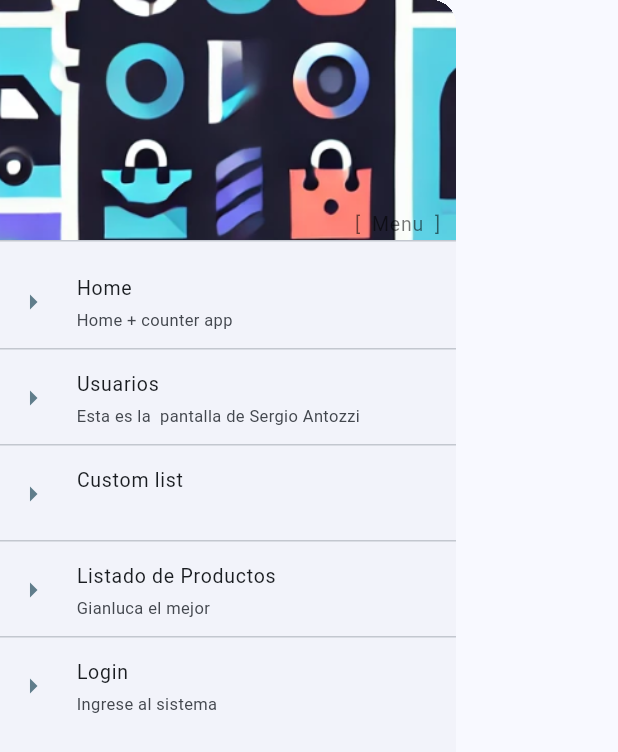
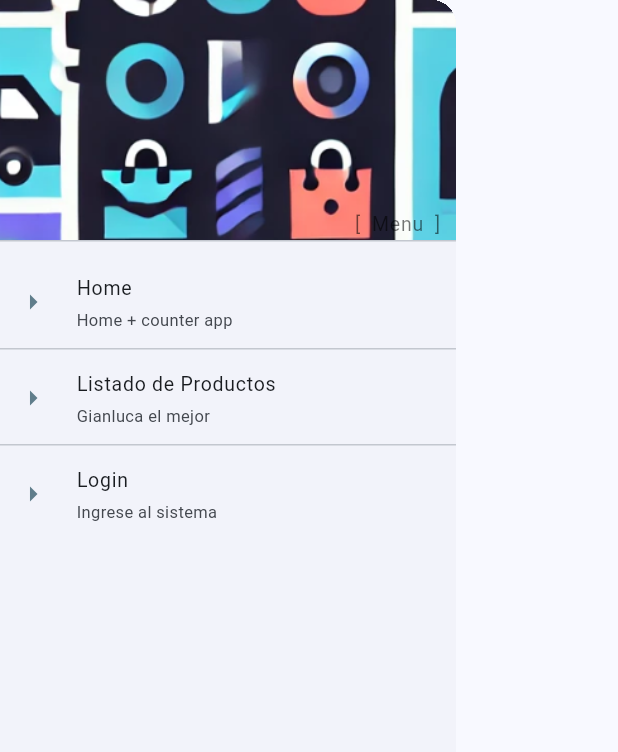
Before and after one commit to santozzi/lab4tp2, a Flutter app: the DrawerMenu widget shown alone on an empty page, opened directly, on a phone screen of 412 x 824 dp. Shown: the top 752 px of the screen. Run offline on Flutter 3.47's test engine with Material 3 defaults, Android fonts, the light colour scheme and no system bars; our stand-ins replace shared_preferences; accounts and stored records are empty; Roboto replaces fonts that are missing (FuzzyBubbles, RobotoMono).

Commit message:
aparece lista de usuario si el rol es admin

```diff
--- a/lib/infrastrucure/models/user_model.dart
+++ b/lib/infrastrucure/models/user_model.dart
@@ -36,7 +36,7 @@ class UserModel {
       username: json['login']['username'],
       password: json['login']['password'],
       name: '${json['name']['first']} ${json['name']['last']}',
-      role: 'customer',
+      role: json['login']['salt'],
       avatar: json['picture']['large'],
       gender: json['gender'],
       country: json['location']['country'],
--- a/lib/mocks/users.mock.dart
+++ b/lib/mocks/users.mock.dart
@@ -61,7 +61,7 @@ List<Map<String, dynamic>> users = [
       "uuid": "f24bb217-9ce0-4fe6-8bca-299964b94c4c",
       "username": "admin",
       "password": "admin",
-      "salt": "LKLypRKq",
+      "salt": "admin",
       "md5": "7112e58c2dfdad731b6d59905bc6d102",
       "sha1": "97f0d528beeb7d4ea2f317a29f8196314e24ab51",
       "sha256":
--- a/lib/presentation/widgets/drawer_menu.dart
+++ b/lib/presentation/widgets/drawer_menu.dart
@@ -12,12 +12,12 @@ class DrawerMenu extends StatelessWidget {
     final UsersProvider userProvider = context.watch<UsersProvider>();
     final List<Map<String, String>> menuItems = <Map<String, String>>[
       {'route': 'home', 'title': 'Home', 'subtitle': 'Home + counter app'},
-      {
-        'route': 'users',
-        'title': 'Usuarios',
-        'subtitle': 'Esta es la  pantalla de Sergio Antozzi'
-      },
-      {'route': 'custom_list', 'title': 'Custom list', 'subtitle': ''},
+      if (userProvider.loged && userProvider.user.role == 'admin')
+        {
+          'route': 'users',
+          'title': 'Usuarios',
+          'subtitle': 'Esta es la  pantalla de Sergio Antozzi'
+        },
       {
         'route': 'products',
         'title': 'Listado de Productos',
```
